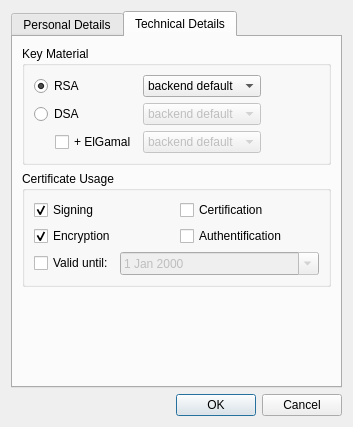
Qt form newcertificatewizard/advancedsettingsdialog.ui (sensama/kleopatra) before a commit.
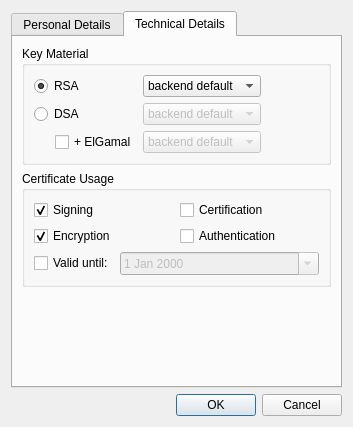
The same form after that commit. The open tabs and pages were chosen to show the change. Custom widgets are drawn as their Qt base class.

Commit message: fix spelling "Authentification" -> "Authentication"

```diff
--- a/newcertificatewizard/advancedsettingsdialog.ui
+++ b/newcertificatewizard/advancedsettingsdialog.ui
@@ -312,7 +312,7 @@
           <item row="1" column="1" >
            <widget class="QCheckBox" name="authenticationCB" >
             <property name="text" >
-             <string>Authentification</string>
+             <string>Authentication</string>
             </property>
            </widget>
           </item>
```
